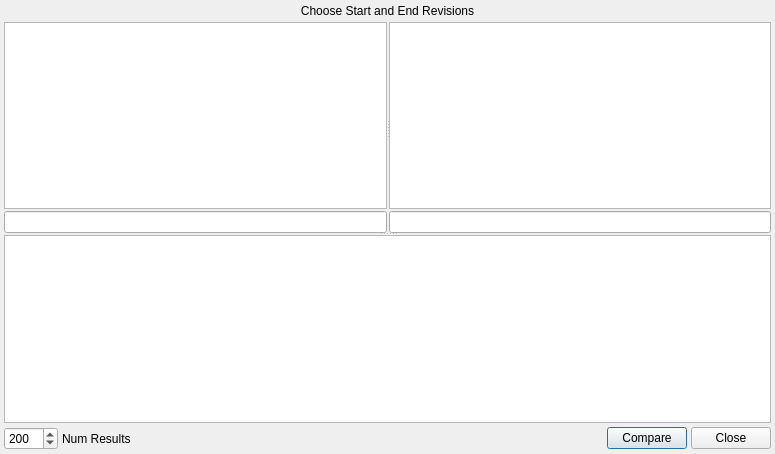
Above: ui/compare.ui from git-cola/git-cola before the change. Below: the same form after it.
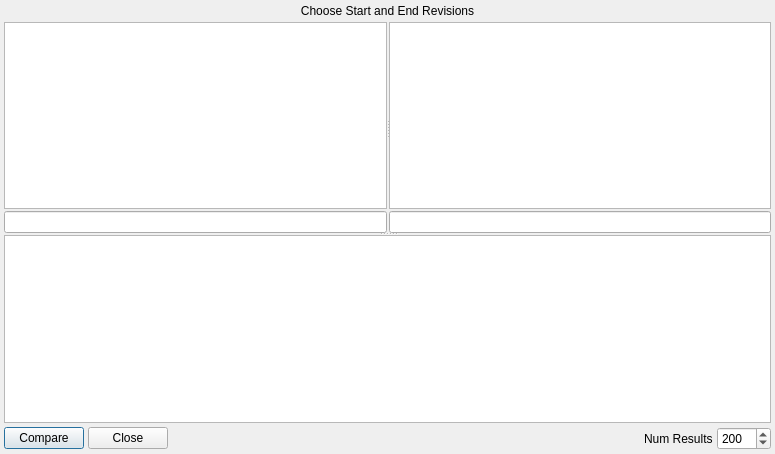
That is the form after the change.

Commit message: ui: refine the 'compare commits' dialog

```diff
--- a/ui/compare.ui
+++ b/ui/compare.ui
@@ -80,22 +80,16 @@
       <number>4</number>
      </property>
      <item>
-      <widget class="QSpinBox" name="num_results" >
-       <property name="minimum" >
-        <number>1</number>
-       </property>
-       <property name="maximum" >
-        <number>9999</number>
-       </property>
-       <property name="value" >
-        <number>200</number>
+      <widget class="QPushButton" name="button_compare" >
+       <property name="text" >
+        <string>Compare</string>
        </property>
       </widget>
      </item>
      <item>
-      <widget class="QLabel" name="label" >
+      <widget class="QPushButton" name="button_close" >
        <property name="text" >
-        <string>Num Results</string>
+        <string>Close</string>
        </property>
       </widget>
      </item>
@@ -113,16 +107,22 @@
       </spacer>
      </item>
      <item>
-      <widget class="QPushButton" name="button_compare" >
+      <widget class="QLabel" name="label" >
        <property name="text" >
-        <string>Compare</string>
+        <string>Num Results</string>
        </property>
       </widget>
      </item>
      <item>
-      <widget class="QPushButton" name="button_close" >
-       <property name="text" >
-        <string>Close</string>
+      <widget class="QSpinBox" name="num_results" >
+       <property name="minimum" >
+        <number>1</number>
+       </property>
+       <property name="maximum" >
+        <number>9999</number>
+       </property>
+       <property name="value" >
+        <number>200</number>
        </property>
       </widget>
      </item>
```
